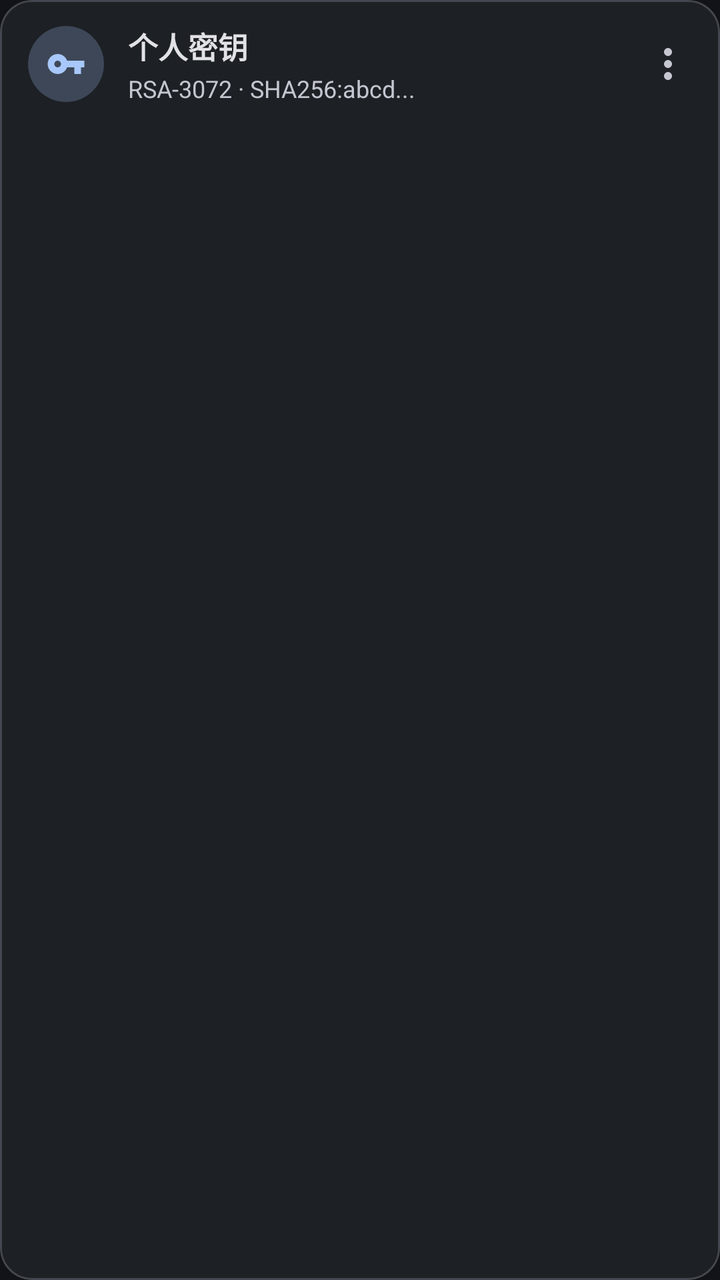
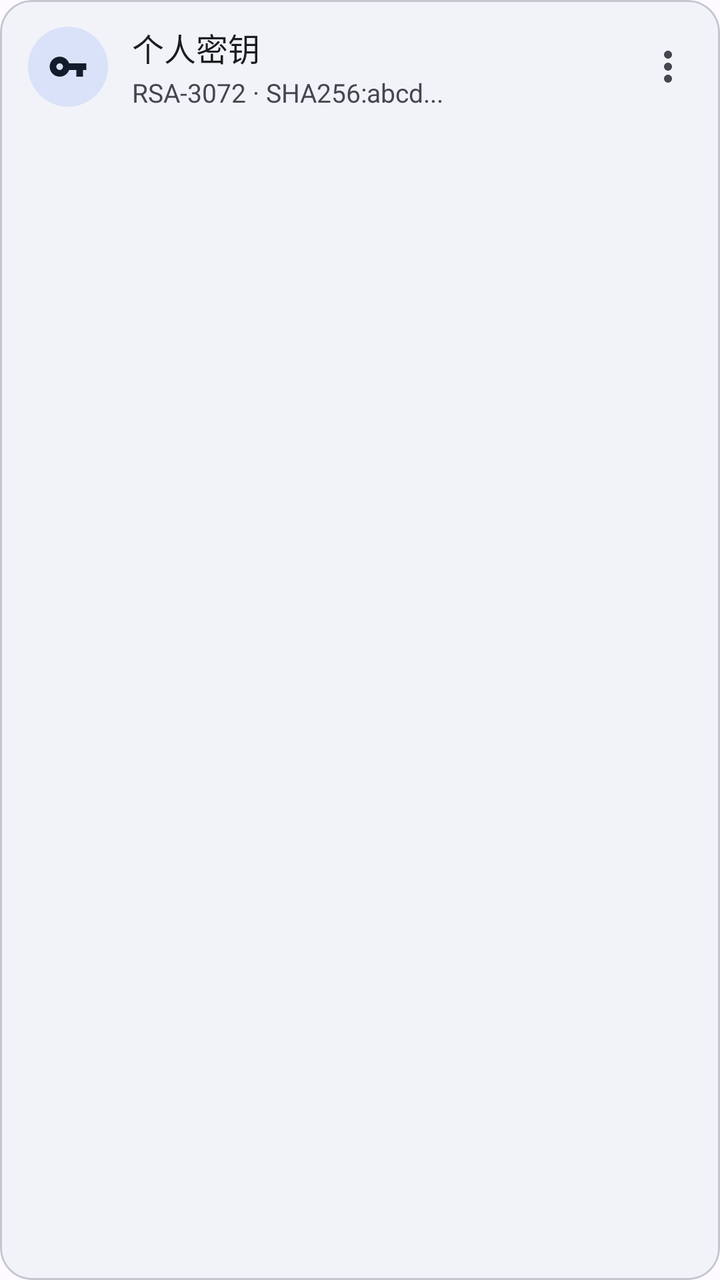

Two renders of the same Android screen: before a commit and after it. Below are the layout's source before the change and the commit's diff.
<!-- AndroidManifest.xml: application theme AppTheme -->
<!-- res/layout/item_key_card.xml -->
<?xml version="1.0" encoding="utf-8"?>
<com.google.android.material.card.MaterialCardView
    xmlns:android="http://schemas.android.com/apk/res/android"
    xmlns:app="http://schemas.android.com/apk/res-auto"
    android:id="@+id/card_key"
    android:layout_width="match_parent"
    android:layout_height="wrap_content"
    android:layout_marginTop="4dp"
    android:layout_marginBottom="4dp"
    android:clickable="true"
    android:focusable="true"
    android:foreground="?attr/selectableItemBackground"
    app:cardBackgroundColor="@color/md_theme_surfaceContainer"
    app:cardCornerRadius="16dp"
    app:cardElevation="0dp"
    app:strokeColor="@color/md_theme_outlineVariant"
    app:strokeWidth="1dp">

    <LinearLayout
        android:layout_width="match_parent"
        android:layout_height="wrap_content"
        android:gravity="center_vertical"
        android:orientation="horizontal"
        android:paddingStart="14dp"
        android:paddingTop="12dp"
        android:paddingEnd="8dp"
        android:paddingBottom="12dp">

        <FrameLayout
            android:layout_width="38dp"
            android:layout_height="38dp"
            android:background="@drawable/bg_avatar_host">

            <ImageView
                android:layout_width="20dp"
                android:layout_height="20dp"
                android:layout_gravity="center"
                android:src="@drawable/ic_key"
                app:tint="@color/md_theme_primary" />
        </FrameLayout>

        <LinearLayout
            android:layout_width="0dp"
            android:layout_height="wrap_content"
            android:layout_marginStart="12dp"
            android:layout_weight="1"
            android:orientation="vertical">

            <LinearLayout
                android:layout_width="wrap_content"
                android:layout_height="wrap_content"
                android:gravity="center_vertical"
                android:orientation="horizontal">

                <TextView
                    android:id="@+id/tv_key_name"
                    android:layout_width="wrap_content"
                    android:layout_height="wrap_content"
                    android:text="个人密钥"
                    android:textColor="@color/md_theme_onSurface"
                    android:textSize="15sp"
                    android:textStyle="bold"
                    android:fontFamily="sans-serif-medium" />

                
                <TextView
                    android:id="@+id/tv_key_default_badge"
                    android:layout_width="wrap_content"
                    android:layout_height="wrap_content"
                    android:layout_marginStart="8dp"
                    android:background="@drawable/bg_badge_default"
                    android:text="默认密钥"
                    android:textColor="@color/key_default_badge_text"
                    android:textSize="10sp"
                    android:textStyle="bold"
                    android:visibility="gone" />
            </LinearLayout>

            <TextView
                android:id="@+id/tv_key_subtitle"
                android:layout_width="wrap_content"
                android:layout_height="wrap_content"
                android:layout_marginTop="2dp"
                android:text="RSA-3072 · SHA256:abcd..."
                android:textColor="@color/md_theme_onSurfaceVariant"
                android:textSize="12sp" />
        </LinearLayout>

        <ImageButton
            android:id="@+id/btn_key_more"
            android:layout_width="36dp"
            android:layout_height="36dp"
            android:background="?attr/selectableItemBackgroundBorderless"
            android:contentDescription="密钥操作"
            android:padding="6dp"
            android:src="@drawable/ic_more_vert"
            app:tint="@color/md_theme_onSurfaceVariant" />

    </LinearLayout>

</com.google.android.material.card.MaterialCardView>
<!-- resources referenced by this layout -->
<resources>
  <color name="key_default_badge_text">#FFDF70</color>
  <color name="md_theme_onSurface">#E2E2E6</color>
  <color name="md_theme_onSurfaceVariant">#C4C6D0</color>
  <color name="md_theme_outlineVariant">#44474E</color>
  <color name="md_theme_primary">#A8C7FA</color>
  <color name="md_theme_surfaceContainer">#1D2024</color>
  <!-- drawable bg_avatar_host (drawable) -->
  <?xml version="1.0" encoding="utf-8"?>
  <shape xmlns:android="http://schemas.android.com/apk/res/android"
      android:shape="oval">
      <solid android:color="@color/md_theme_secondaryContainer" />
  </shape>
  <!-- drawable bg_badge_default (drawable) -->
  <?xml version="1.0" encoding="utf-8"?>
  <shape xmlns:android="http://schemas.android.com/apk/res/android"
      android:shape="rectangle">
      <corners android:radius="6dp" />
      <solid android:color="@color/key_default_badge_bg" />
      <padding android:left="6dp" android:top="2dp" android:right="6dp" android:bottom="2dp" />
  </shape>
  <style name="AppTheme" parent="Theme.Material3.DayNight.NoActionBar">
          <item name="colorPrimary">@color/md_theme_primary</item>
          <item name="colorOnPrimary">@color/md_theme_onPrimary</item>
          <item name="colorPrimaryContainer">@color/md_theme_primaryContainer</item>
          <item name="colorOnPrimaryContainer">@color/md_theme_onPrimaryContainer</item>
  
          <item name="colorSecondary">@color/md_theme_secondary</item>
          <item name="colorOnSecondary">@color/md_theme_onSecondary</item>
          <item name="colorSecondaryContainer">@color/md_theme_secondaryContainer</item>
          <item name="colorOnSecondaryContainer">@color/md_theme_onSecondaryContainer</item>
  
          <item name="colorTertiary">@color/md_theme_tertiary</item>
          <item name="colorOnTertiary">@color/md_theme_onTertiary</item>
          <item name="colorTertiaryContainer">@color/md_theme_tertiaryContainer</item>
          <item name="colorOnTertiaryContainer">@color/md_theme_onTertiaryContainer</item>
  
          <item name="colorError">@color/md_theme_error</item>
          <item name="colorOnError">@color/md_theme_onError</item>
          <item name="colorErrorContainer">@color/md_theme_errorContainer</item>
          <item name="colorOnErrorContainer">@color/md_theme_onErrorContainer</item>
  
          <item name="colorSurface">@color/md_theme_surface</item>
          <item name="colorOnSurface">@color/md_theme_onSurface</item>
          <item name="colorSurfaceVariant">@color/md_theme_surfaceVariant</item>
          <item name="colorOnSurfaceVariant">@color/md_theme_onSurfaceVariant</item>
  
          <item name="colorOutline">@color/md_theme_outline</item>
          <item name="colorOutlineVariant">@color/md_theme_outlineVariant</item>
  
          <item name="android:colorBackground">@color/md_theme_background</item>
          <item name="android:statusBarColor">@android:color/transparent</item>
          <item name="android:navigationBarColor">@android:color/transparent</item>
          <item name="android:windowLightStatusBar">false</item>
  
          <item name="bottomSheetDialogTheme">@style/PixelBottomSheetDialogTheme</item>
          <item name="materialAlertDialogTheme">@style/PixelAlertDialogTheme</item>
      </style>
  <color name="md_theme_secondaryContainer">#3D4758</color>
  <color name="key_default_badge_bg">#3E381A</color>
  <color name="md_theme_onPrimary">#00315B</color>
  <color name="md_theme_primaryContainer">#004A77</color>
  <color name="md_theme_onPrimaryContainer">#C2E7FF</color>
  <color name="md_theme_secondary">#BCC7DB</color>
  <color name="md_theme_onSecondary">#263141</color>
  <color name="md_theme_onSecondaryContainer">#D8E3F8</color>
  <color name="md_theme_tertiary">#6DD58C</color>
  <color name="md_theme_onTertiary">#0A3818</color>
  <color name="md_theme_tertiaryContainer">#1E522D</color>
  <color name="md_theme_onTertiaryContainer">#A8F2B5</color>
  <color name="md_theme_error">#F2B8B5</color>
  <color name="md_theme_onError">#601410</color>
  <color name="md_theme_errorContainer">#8C1D18</color>
  <color name="md_theme_onErrorContainer">#F9DEDC</color>
  <color name="md_theme_surface">#111318</color>
  <color name="md_theme_surfaceVariant">#44474E</color>
  <color name="md_theme_outline">#8E9099</color>
  <color name="md_theme_background">#111318</color>
  <style name="PixelAlertDialogTheme" parent="ThemeOverlay.Material3.MaterialAlertDialog">
          <item name="shapeAppearance">@style/ShapeAppearance.Pixel.Dialog</item>
          <item name="colorSurface">@color/md_theme_surfaceContainerHigh</item>
      </style>
  <style name="PixelBottomSheetModalStyle" parent="Widget.Material3.BottomSheet.Modal">
          <item name="backgroundTint">@color/md_theme_surfaceContainerHigh</item>
          <item name="shapeAppearance">@style/ShapeAppearance.Pixel.BottomSheet</item>
      </style>
  <color name="md_theme_surfaceContainerHigh">#282A2F</color>
  <!-- unchanged entries left out for length: 5 -->
</resources>

<!-- the commit's change to res/layout/item_key_card.xml (unified diff, before → after) -->
@@ -3,18 +3,16 @@
     xmlns:android="http://schemas.android.com/apk/res/android"
     xmlns:app="http://schemas.android.com/apk/res-auto"
     android:id="@+id/card_key"
+    app:rippleColor="?attr/colorPrimary"
     android:layout_width="match_parent"
     android:layout_height="wrap_content"
     android:layout_marginTop="4dp"
     android:layout_marginBottom="4dp"
     android:clickable="true"
     android:focusable="true"
-    android:foreground="?attr/selectableItemBackground"
-    app:cardBackgroundColor="@color/md_theme_surfaceContainer"
+    app:cardBackgroundColor="?attr/colorSurfaceContainer"
     app:cardCornerRadius="16dp"
-    app:cardElevation="0dp"
-    app:strokeColor="@color/md_theme_outlineVariant"
-    app:strokeWidth="1dp">
+    app:cardElevation="0dp">
 
     <LinearLayout
         android:layout_width="match_parent"
@@ -27,8 +25,8 @@
         android:paddingBottom="12dp">
 
         <FrameLayout
-            android:layout_width="38dp"
-            android:layout_height="38dp"
+            android:layout_width="40dp"
+            android:layout_height="40dp"
             android:background="@drawable/bg_avatar_host">
 
             <ImageView
@@ -36,7 +34,7 @@
                 android:layout_height="20dp"
                 android:layout_gravity="center"
                 android:src="@drawable/ic_key"
-                app:tint="@color/md_theme_primary" />
+                app:tint="?attr/colorOnSecondaryContainer" />
         </FrameLayout>
 
         <LinearLayout
@@ -57,9 +55,8 @@
                     android:layout_width="wrap_content"
                     android:layout_height="wrap_content"
                     android:text="个人密钥"
-                    android:textColor="@color/md_theme_onSurface"
-                    android:textSize="15sp"
-                    android:textStyle="bold"
+                    android:textColor="?attr/colorOnSurface"
+                    android:textSize="16sp"
                     android:fontFamily="sans-serif-medium" />
 
                 
@@ -70,7 +67,7 @@
                     android:layout_marginStart="8dp"
                     android:background="@drawable/bg_badge_default"
                     android:text="默认密钥"
-                    android:textColor="@color/key_default_badge_text"
+                    android:textColor="?attr/colorOnTertiaryContainer"
                     android:textSize="10sp"
                     android:textStyle="bold"
                     android:visibility="gone" />
@@ -82,8 +79,8 @@
                 android:layout_height="wrap_content"
                 android:layout_marginTop="2dp"
                 android:text="RSA-3072 · SHA256:abcd..."
-                android:textColor="@color/md_theme_onSurfaceVariant"
-                android:textSize="12sp" />
+                android:textColor="?attr/colorOnSurfaceVariant"
+                android:textSize="13sp" />
         </LinearLayout>
 
         <ImageButton
@@ -94,7 +91,7 @@
             android:contentDescription="密钥操作"
             android:padding="6dp"
             android:src="@drawable/ic_more_vert"
-            app:tint="@color/md_theme_onSurfaceVariant" />
+            app:tint="?attr/colorOnSurfaceVariant" />
 
     </LinearLayout>
 
<!-- resource entries referenced after the edit -->
@@ -1,23 +1,22 @@
 <!-- resources referenced by this layout -->
 <resources>
-  <color name="key_default_badge_text">#FFDF70</color>
-  <color name="md_theme_onSurface">#E2E2E6</color>
-  <color name="md_theme_onSurfaceVariant">#C4C6D0</color>
-  <color name="md_theme_outlineVariant">#44474E</color>
-  <color name="md_theme_primary">#A8C7FA</color>
-  <color name="md_theme_surfaceContainer">#1D2024</color>
+  <color name="md_theme_onSurface">#1A1C1E</color>
+  <color name="md_theme_onSurfaceVariant">#44474E</color>
+  <color name="md_theme_outlineVariant">#C4C6D0</color>
+  <color name="md_theme_primary">#0B57D0</color>
+  <color name="md_theme_surfaceContainer">#F1F3F9</color>
   <!-- drawable bg_avatar_host (drawable) -->
   <?xml version="1.0" encoding="utf-8"?>
   <shape xmlns:android="http://schemas.android.com/apk/res/android"
       android:shape="oval">
-      <solid android:color="@color/md_theme_secondaryContainer" />
+      <solid android:color="?attr/colorSecondaryContainer" />
   </shape>
   <!-- drawable bg_badge_default (drawable) -->
   <?xml version="1.0" encoding="utf-8"?>
   <shape xmlns:android="http://schemas.android.com/apk/res/android"
       android:shape="rectangle">
       <corners android:radius="6dp" />
-      <solid android:color="@color/key_default_badge_bg" />
+      <solid android:color="?attr/colorTertiaryContainer" />
       <padding android:left="6dp" android:top="2dp" android:right="6dp" android:bottom="2dp" />
   </shape>
   <style name="AppTheme" parent="Theme.Material3.DayNight.NoActionBar">
@@ -45,47 +44,53 @@
           <item name="colorOnSurface">@color/md_theme_onSurface</item>
           <item name="colorSurfaceVariant">@color/md_theme_surfaceVariant</item>
           <item name="colorOnSurfaceVariant">@color/md_theme_onSurfaceVariant</item>
-  
+          <item name="colorSurfaceContainerLowest">@color/md_theme_surfaceContainerLowest</item>
+          <item name="colorSurfaceContainerLow">@color/md_theme_surfaceContainerLow</item>
+          <item name="colorSurfaceContainer">@color/md_theme_surfaceContainer</item>
+          <item name="colorSurfaceContainerHigh">@color/md_theme_surfaceContainerHigh</item>
+          <item name="colorSurfaceContainerHighest">@color/md_theme_surfaceContainerHighest</item>
+          <item name="colorOnBackground">@color/md_theme_onBackground</item>
           <item name="colorOutline">@color/md_theme_outline</item>
           <item name="colorOutlineVariant">@color/md_theme_outlineVariant</item>
   
-          <item name="android:colorBackground">@color/md_theme_background</item>
+          <item name="android:windowBackground">@color/md_theme_surface</item>
           <item name="android:statusBarColor">@android:color/transparent</item>
           <item name="android:navigationBarColor">@android:color/transparent</item>
-          <item name="android:windowLightStatusBar">false</item>
   
           <item name="bottomSheetDialogTheme">@style/PixelBottomSheetDialogTheme</item>
           <item name="materialAlertDialogTheme">@style/PixelAlertDialogTheme</item>
       </style>
-  <color name="md_theme_secondaryContainer">#3D4758</color>
-  <color name="key_default_badge_bg">#3E381A</color>
-  <color name="md_theme_onPrimary">#00315B</color>
-  <color name="md_theme_primaryContainer">#004A77</color>
-  <color name="md_theme_onPrimaryContainer">#C2E7FF</color>
-  <color name="md_theme_secondary">#BCC7DB</color>
-  <color name="md_theme_onSecondary">#263141</color>
-  <color name="md_theme_onSecondaryContainer">#D8E3F8</color>
-  <color name="md_theme_tertiary">#6DD58C</color>
-  <color name="md_theme_onTertiary">#0A3818</color>
-  <color name="md_theme_tertiaryContainer">#1E522D</color>
-  <color name="md_theme_onTertiaryContainer">#A8F2B5</color>
-  <color name="md_theme_error">#F2B8B5</color>
-  <color name="md_theme_onError">#601410</color>
-  <color name="md_theme_errorContainer">#8C1D18</color>
-  <color name="md_theme_onErrorContainer">#F9DEDC</color>
-  <color name="md_theme_surface">#111318</color>
-  <color name="md_theme_surfaceVariant">#44474E</color>
-  <color name="md_theme_outline">#8E9099</color>
-  <color name="md_theme_background">#111318</color>
+  <color name="md_theme_secondaryContainer">#DAE2F9</color>
+  <color name="md_theme_onPrimary">#FFFFFF</color>
+  <color name="md_theme_primaryContainer">#D3E3FD</color>
+  <color name="md_theme_onPrimaryContainer">#041E49</color>
+  <color name="md_theme_secondary">#565E71</color>
+  <color name="md_theme_onSecondary">#FFFFFF</color>
+  <color name="md_theme_onSecondaryContainer">#131C2B</color>
+  <color name="md_theme_tertiary">#146C2E</color>
+  <color name="md_theme_onTertiary">#FFFFFF</color>
+  <color name="md_theme_tertiaryContainer">#C4EED0</color>
+  <color name="md_theme_onTertiaryContainer">#072711</color>
+  <color name="md_theme_error">#BA1A1A</color>
+  <color name="md_theme_onError">#FFFFFF</color>
+  <color name="md_theme_errorContainer">#FFDAD6</color>
+  <color name="md_theme_onErrorContainer">#410002</color>
+  <color name="md_theme_surface">#FDFBFF</color>
+  <color name="md_theme_surfaceVariant">#E1E2EC</color>
+  <color name="md_theme_surfaceContainerLowest">#FFFFFF</color>
+  <color name="md_theme_surfaceContainerLow">#F7F8FC</color>
+  <color name="md_theme_outline">#74777F</color>
   <style name="PixelAlertDialogTheme" parent="ThemeOverlay.Material3.MaterialAlertDialog">
           <item name="shapeAppearance">@style/ShapeAppearance.Pixel.Dialog</item>
-          <item name="colorSurface">@color/md_theme_surfaceContainerHigh</item>
+          <item name="colorSurface">?attr/colorSurfaceContainerHigh</item>
       </style>
   <style name="PixelBottomSheetModalStyle" parent="Widget.Material3.BottomSheet.Modal">
-          <item name="backgroundTint">@color/md_theme_surfaceContainerHigh</item>
+          <item name="backgroundTint">?attr/colorSurfaceContainerLow</item>
           <item name="shapeAppearance">@style/ShapeAppearance.Pixel.BottomSheet</item>
       </style>
-  <color name="md_theme_surfaceContainerHigh">#282A2F</color>
+  <color name="md_theme_surfaceContainerHigh">#ECEEF4</color>
+  <color name="md_theme_surfaceContainerHighest">#E6E8EE</color>
+  <color name="md_theme_onBackground">#1A1C1E</color>
   <!-- unchanged entries left out for length: 5 -->
 </resources>
 
